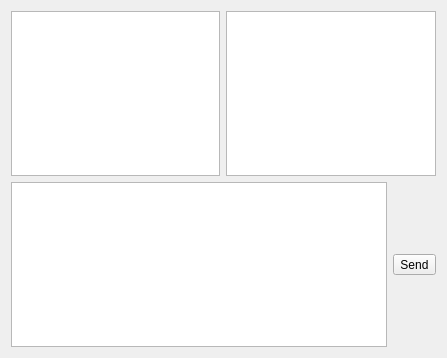
Old version of the form ui/HUBWindow.ui in the repository apavelm/stildcpp.
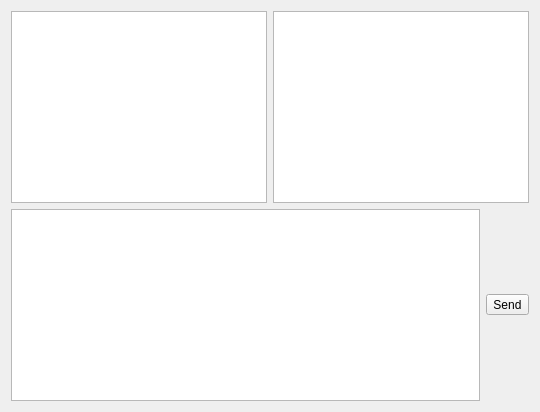
New version of the form.

The edit to the form file:
```diff
--- a/ui/HUBWindow.ui
+++ b/ui/HUBWindow.ui
@@ -1,26 +1,6 @@
 <ui version="4.0" >
  <class>mdiHUBwin</class>
  <widget class="QDialog" name="mdiHUBwin" >
-  <property name="geometry" >
-   <rect>
-    <x>0</x>
-    <y>0</y>
-    <width>447</width>
-    <height>358</height>
-   </rect>
-  </property>
-  <property name="minimumSize" >
-   <size>
-    <width>300</width>
-    <height>150</height>
-   </size>
-  </property>
-  <property name="windowTitle" >
-   <string>Dialog</string>
-  </property>
-  <property name="autoFillBackground" >
-   <bool>true</bool>
-  </property>
   <layout class="QGridLayout" >
    <item row="0" column="0" >
     <layout class="QVBoxLayout" >
```
